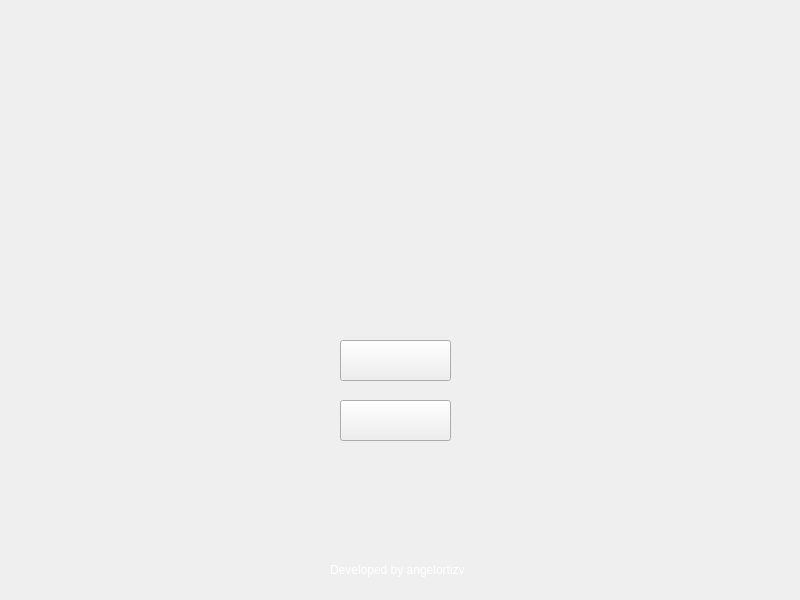
Above: src/mainwindow.ui from angelortizv/pacman before the change. Below: the same form after it.
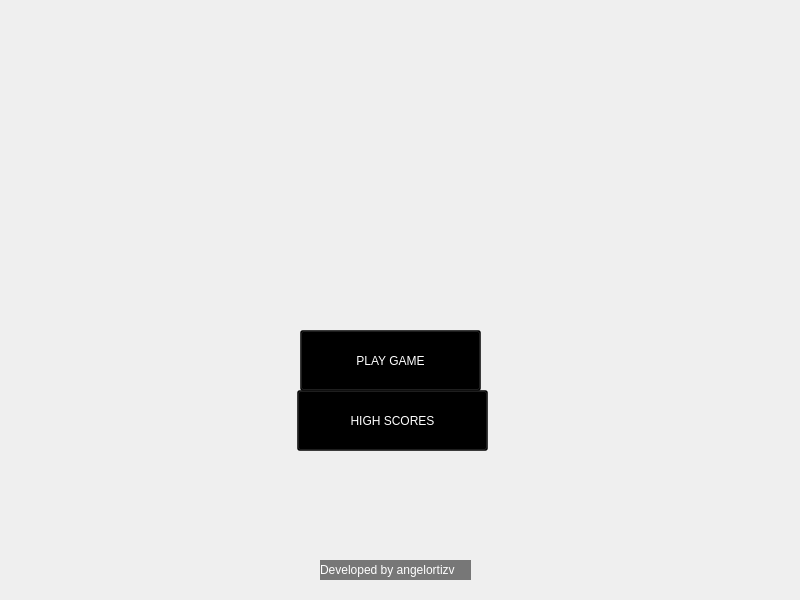
That is the form after the change. Icons and pictures are not drawn.

Commit message: [UPDATE] Font changed, and game options added

The edit to the form file:
```diff
--- a/src/mainwindow.ui
+++ b/src/mainwindow.ui
@@ -66,54 +66,60 @@
      <string/>
     </property>
    </widget>
-   <widget class="QPushButton" name="highscores_button">
-    <property name="geometry">
-     <rect>
-      <x>340</x>
-      <y>400</y>
-      <width>111</width>
-      <height>41</height>
-     </rect>
-    </property>
-    <property name="styleSheet">
-     <string notr="true">border-image: url(:/img/highscores.png);</string>
-    </property>
-    <property name="text">
-     <string/>
-    </property>
-   </widget>
-   <widget class="QPushButton" name="playgame_button">
-    <property name="geometry">
-     <rect>
-      <x>340</x>
-      <y>340</y>
-      <width>111</width>
-      <height>41</height>
-     </rect>
-    </property>
-    <property name="styleSheet">
-     <string notr="true">border-image: url(:/img/playgame.png);</string>
-    </property>
-    <property name="text">
-     <string/>
-    </property>
-   </widget>
    <widget class="QLabel" name="label">
     <property name="geometry">
      <rect>
-      <x>330</x>
+      <x>320</x>
       <y>560</y>
-      <width>141</width>
+      <width>151</width>
       <height>20</height>
      </rect>
     </property>
     <property name="styleSheet">
-     <string notr="true">color: rgb(255, 255, 255);</string>
+     <string notr="true">font: 75 8pt &quot;Capture it&quot;;
+background-color: rgba(0, 0, 0, 128);
+color: rgb(255, 255, 255);</string>
     </property>
     <property name="text">
      <string>Developed by angelortizv</string>
     </property>
    </widget>
+   <widget class="QPushButton" name="playgame_button">
+    <property name="geometry">
+     <rect>
+      <x>300</x>
+      <y>330</y>
+      <width>181</width>
+      <height>61</height>
+     </rect>
+    </property>
+    <property name="styleSheet">
+     <string notr="true">font: 75 22pt &quot;Capture it&quot;;
+background-color: rgba(0, 0, 0, 128);
+color: rgb(255, 255, 255);</string>
+    </property>
+    <property name="text">
+     <string>PLAY GAME</string>
+    </property>
+   </widget>
+   <widget class="QPushButton" name="highscores_button">
+    <property name="geometry">
+     <rect>
+      <x>297</x>
+      <y>390</y>
+      <width>191</width>
+      <height>61</height>
+     </rect>
+    </property>
+    <property name="styleSheet">
+     <string notr="true">font: 75 22pt &quot;Capture it&quot;;
+background-color: rgba(0, 0, 0, 128);
+color: rgb(255, 255, 255);</string>
+    </property>
+    <property name="text">
+     <string>HIGH SCORES</string>
+    </property>
+   </widget>
   </widget>
  </widget>
  <layoutdefault spacing="6" margin="11"/>
```
The commit also changes 12 other files.
